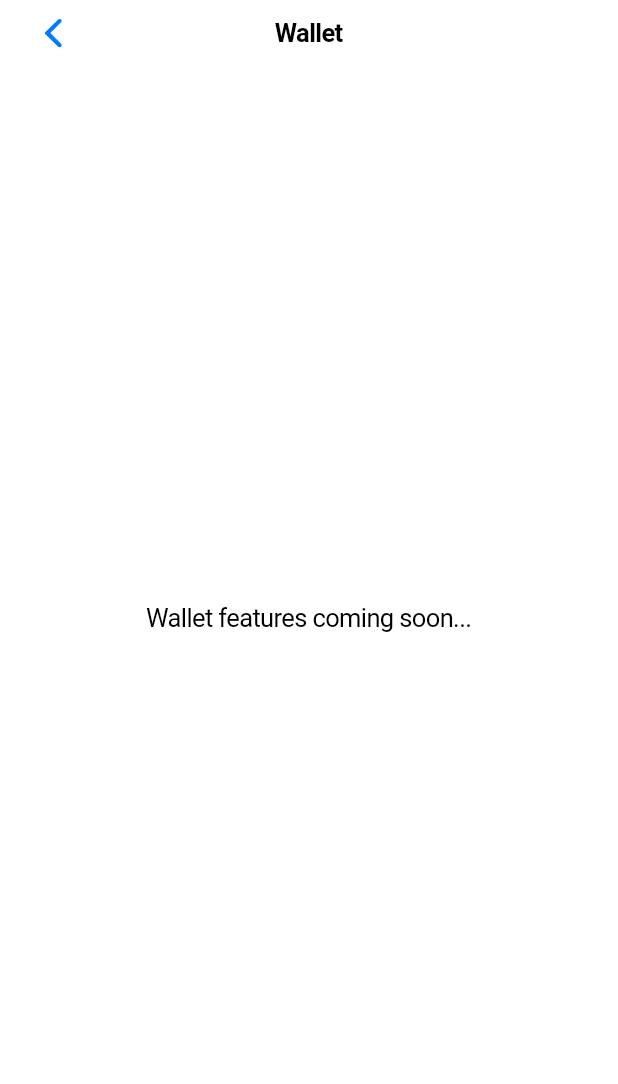
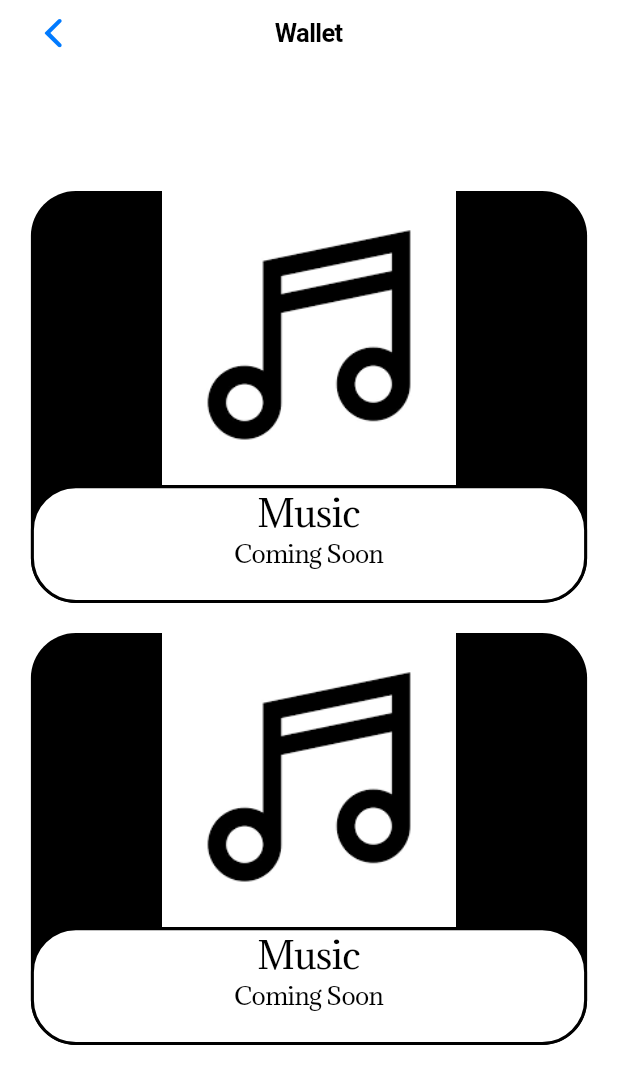
Before and after one commit to UjjanNoorillahi/H2O-frontend, a Flutter app: the WalletScreen screen opened directly, on a phone screen of 412 x 824 dp. Shown: the top 1084 px of the screen. Run offline on Flutter 3.47's test engine with Material 3 defaults, Android fonts, the phone set to English and light mode, and no system bars; our stand-ins replace dio, shared_preferences, socket_io_client; missing offline and left inert: image_card; accounts and stored records are empty.

Commit message:
music section done

```diff
--- a/lib/screens/wallet_screen/wallet_screen.dart
+++ b/lib/screens/wallet_screen/wallet_screen.dart
@@ -1,5 +1,7 @@
 import 'package:flutter/cupertino.dart';
 import 'package:flutter/material.dart';
+import 'package:h2o/constant/const.dart';
+import 'package:image_card/image_card.dart';
 
 import '../home_screen/home_screen.dart';
 
@@ -27,8 +29,151 @@ class _WalletScreenState extends State<WalletScreen> {
             },
           ),
         ),
-        child: const Center(
-          child: Text('Wallet features coming soon...'),
+        child:  Center(
+          child: SingleChildScrollView(
+            child: Column(
+              mainAxisAlignment: MainAxisAlignment.center,
+
+              children: [
+
+                // Music Feature
+                Container(
+                  width: MediaQuery.of(context).size.width * 0.9, // Take up the entire screen width
+
+                  height: MediaQuery.of(context).size.height / 3, // One-third// of the screen height
+                    decoration: const BoxDecoration(
+                      color: Colors.black,
+                      borderRadius: BorderRadius.all(Radius.circular(30)
+                    ),
+
+                    ),
+
+                  child: Column(
+                    children: [
+                     Container(
+                       decoration: const BoxDecoration(
+                         color: Colors.black,
+                         borderRadius: BorderRadius.all(Radius.circular(30)
+                         ),
+                       ),
+                       height: MediaQuery.of(context).size.height / 4.2,
+
+                       child: Container(
+                         // child: NetworkImage,
+                         child: Image.asset('assets/logo/music_image.png',),
+                       )
+                     ),
+                      Expanded(child: Container(
+                        width: MediaQuery.of(context).size.width * 0.9, // Take up the entire screen width
+                        height: MediaQuery.of(context).size.height / 6, // One-third// of the screen height
+                        decoration:  BoxDecoration(
+                          color: Colors.white,
+                          borderRadius: BorderRadius.all(Radius.circular(30),
+                          ),
+                          border: Border.all(
+                            color: Colors.black, // Set the border color to black
+                            width: 2.0, // Set the border width
+                          ),
+
+
+                        ),
+                        child: Column(
+
+                          children: [
+                            const Text('Music',style: TextStyle(
+                              fontSize: 24,
+                              fontFamily: primaryFont,
+                              fontWeight: FontWeight.w400,
+                            ),),
+                            const Text('Coming Soon',style: TextStyle(
+                              fontSize: 16,
+                              fontFamily: primaryFont,
+                              fontWeight: FontWeight.w400,
+                            ),),
+                          ],
+                        ),
+
+
+                      ),
+                      )
+                    ],
+                  )
+                ),
+
+                const SizedBox(height: 20,),
+
+                // Vehicle Feature
+                Container(
+                    width: MediaQuery.of(context).size.width * 0.9, // Take up the entire screen width
+
+                    height: MediaQuery.of(context).size.height / 3, // One-third// of the screen height
+                    decoration: const BoxDecoration(
+                      color: Colors.black,
+                      borderRadius: BorderRadius.all(Radius.circular(30)
+                      ),
+
+                    ),
+
+                    child: Column(
+                      children: [
+                        Container(
+                            decoration: const BoxDecoration(
+                              color: Colors.black,
+                              borderRadius: BorderRadius.all(Radius.circular(30)
+                              ),
+                            ),
+                            height: MediaQuery.of(context).size.height / 4.2,
+
+                            child: Container(
+                              // child: NetworkImage,
+                              child: Image.asset('assets/logo/music_image.png',),
+                            )
+                        ),
+                        Expanded(child: Container(
+                          width: MediaQuery.of(context).size.width * 0.9, // Take up the entire screen width
+                          height: MediaQuery.of(context).size.height / 6, // One-third// of the screen height
+                          decoration:  BoxDecoration(
+                            color: Colors.white,
+                            borderRadius: BorderRadius.all(Radius.circular(30),
+                            ),
+                            border: Border.all(
+                              color: Colors.black, // Set the border color to black
+                              width: 2.0, // Set the border width
+                            ),
+
+
+                          ),
+                          child: const Column(
+
+                            children: [
+                               Text('Music',style: TextStyle(
+                                fontSize: 24,
+                                fontFamily: primaryFont,
+                                fontWeight: FontWeight.w400,
+                              ),),
+                               Text('Coming Soon',style: TextStyle(
+                                fontSize: 16,
+                                fontFamily: primaryFont,
+                                fontWeight: FontWeight.w400,
+                              ),),
+                            ],
+                          ),
+
+
+                        ),
+                        )
+                      ],
+                    )
+                ),
+
+
+
+
+
+
+              ],
+            ),
+          ),
         ));
   }
 }
--- a/pubspec.yaml
+++ b/pubspec.yaml
@@ -24,6 +24,7 @@ dependencies:
   dio: ^5.4.0
   socket_io_client: ^2.0.3+1
   pull_down_button: ^0.9.3
+  image_card: ^0.0.4
 
   cupertino_icons: ^1.0.2
 
@@ -41,7 +42,7 @@ flutter:
   assets:
     - assets/logo/
     - assets/animation/
-    - assets/icons/search.png
+    - assets/icons/
 
   # To add assets to your application, add an assets section, like this:
   # assets:
```
Also changed, not shown: assets/logo/helicopter_image.png (added), assets/logo/music_image.png (added), assets/logo/plan_icon.jpeg (added), pubspec.lock.
